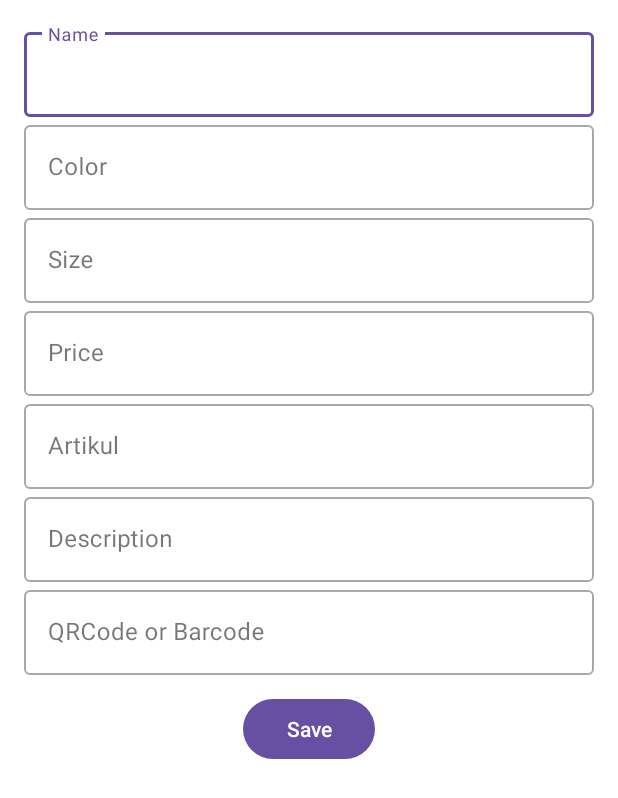
After one commit to EmilsSaber/LogistickApp, an Android app: the fragment FillingFragment shown on its own in the app's theme, on a phone screen of 412 x 824 dp. The commit adds this screen. Shown: the top 798 px of the screen. Run offline under Robolectric (Android 15) with nearby library versions, the phone set to English and light mode, and no system bars.

Commit message:
Add FillingFragment

```diff
--- /dev/null
+++ b/app/src/main/java/com/example/aksoftqrandcode/FillingFragment.kt
@@ -0,0 +1,24 @@
+package com.example.aksoftqrandcode
+
+import android.os.Bundle
+import androidx.fragment.app.Fragment
+import android.view.LayoutInflater
+import android.view.View
+import android.view.ViewGroup
+
+
+class FillingFragment : Fragment() {
+
+    override fun onCreate(savedInstanceState: Bundle?) {
+        super.onCreate(savedInstanceState)
+    }
+
+    override fun onCreateView(
+        inflater: LayoutInflater, container: ViewGroup?,
+        savedInstanceState: Bundle?
+    ): View? {
+        // Inflate the layout for this fragment
+        return inflater.inflate(R.layout.fragment_filling, container, false)
+    }
+
+}
--- /dev/null
+++ b/app/src/main/res/layout/fragment_filling.xml
@@ -0,0 +1,118 @@
+<?xml version="1.0" encoding="utf-8"?>
+<LinearLayout xmlns:android="http://schemas.android.com/apk/res/android"
+    xmlns:tools="http://schemas.android.com/tools"
+    android:layout_width="match_parent"
+    android:orientation="vertical"
+    android:layout_height="match_parent"
+    android:padding="16dp"
+    android:background="@color/white"
+    tools:context=".FillingFragment">
+
+
+    <!-- Поле "Name" -->
+    <com.google.android.material.textfield.TextInputLayout
+        android:layout_width="match_parent"
+        android:layout_height="wrap_content"
+        android:hint="Name"
+        style="@style/Widget.MaterialComponents.TextInputLayout.OutlinedBox">
+
+        <com.google.android.material.textfield.TextInputEditText
+            android:layout_width="match_parent"
+            android:layout_height="wrap_content"
+            android:inputType="text" />
+
+    </com.google.android.material.textfield.TextInputLayout>
+
+    <!-- Поле "Color" -->
+    <com.google.android.material.textfield.TextInputLayout
+        android:layout_width="match_parent"
+        android:layout_height="wrap_content"
+        android:hint="Color"
+        style="@style/Widget.MaterialComponents.TextInputLayout.OutlinedBox">
+
+        <com.google.android.material.textfield.TextInputEditText
+            android:layout_width="match_parent"
+            android:layout_height="wrap_content"
+            android:inputType="text" />
+
+    </com.google.android.material.textfield.TextInputLayout>
+
+    <!-- Поле "Size" -->
+    <com.google.android.material.textfield.TextInputLayout
+        android:layout_width="match_parent"
+        android:layout_height="wrap_content"
+        android:hint="Size"
+        style="@style/Widget.MaterialComponents.TextInputLayout.OutlinedBox">
+
+        <com.google.android.material.textfield.TextInputEditText
+            android:layout_width="match_parent"
+            android:layout_height="wrap_content"
+            android:inputType="text" />
+
+    </com.google.android.material.textfield.TextInputLayout>
+
+    <!-- Поле "Price" -->
+    <com.google.android.material.textfield.TextInputLayout
+        android:layout_width="match_parent"
+        android:layout_height="wrap_content"
+        android:hint="Price"
+        style="@style/Widget.MaterialComponents.TextInputLayout.OutlinedBox">
+
+        <com.google.android.material.textfield.TextInputEditText
+            android:layout_width="match_parent"
+            android:layout_height="wrap_content"
+            android:inputType="numberDecimal" />
+
+    </com.google.android.material.textfield.TextInputLayout>
+
+    <!-- Поле "Artikul" -->
+    <com.google.android.material.textfield.TextInputLayout
+        android:layout_width="match_parent"
+        android:layout_height="wrap_content"
+        android:hint="Artikul"
+        style="@style/Widget.MaterialComponents.TextInputLayout.OutlinedBox">
+
+        <com.google.android.material.textfield.TextInputEditText
+            android:layout_width="match_parent"
+            android:layout_height="wrap_content"
+            android:inputType="text" />
+
+    </com.google.android.material.textfield.TextInputLayout>
+
+    <!-- Поле "Description" -->
+    <com.google.android.material.textfield.TextInputLayout
+        android:layout_width="match_parent"
+        android:layout_height="wrap_content"
+        android:hint="Description"
+        style="@style/Widget.MaterialComponents.TextInputLayout.OutlinedBox">
+
+    <com.google.android.material.textfield.TextInputEditText
+        android:layout_width="match_parent"
+        android:layout_height="wrap_content"
+        android:inputType="text"/>
+
+    </com.google.android.material.textfield.TextInputLayout>
+
+    <!-- Поле "QRCode or Barcode" -->
+    <com.google.android.material.textfield.TextInputLayout
+        android:layout_width="match_parent"
+        android:layout_height="wrap_content"
+        android:hint="QRCode or Barcode"
+        style="@style/Widget.MaterialComponents.TextInputLayout.OutlinedBox">
+
+        <com.google.android.material.textfield.TextInputEditText
+            android:layout_width="match_parent"
+            android:layout_height="wrap_content"
+            android:inputType="text" />
+
+    </com.google.android.material.textfield.TextInputLayout>
+
+    <!-- Кнопка "Сохранить" -->
+    <Button
+        android:layout_marginTop="12dp"
+        android:layout_width="wrap_content"
+        android:layout_height="wrap_content"
+        android:text="Save"
+        android:layout_gravity="center_horizontal" />
+
+</LinearLayout>
--- a/app/src/main/res/values/strings.xml
+++ b/app/src/main/res/values/strings.xml
@@ -4,4 +4,6 @@
     <string name="title_home">Home</string>
     <string name="title_dashboard">Dashboard</string>
     <string name="title_notifications">Notifications</string>
+    <!-- TODO: Remove or change this placeholder text -->
+    <string name="hello_blank_fragment">Hello blank fragment</string>
 </resources>
```
Also changed, not shown: app/src/main/java/com/example/aksoftqrandcode/ui/home/HomeFragment.kt (line endings or trailing spaces).
